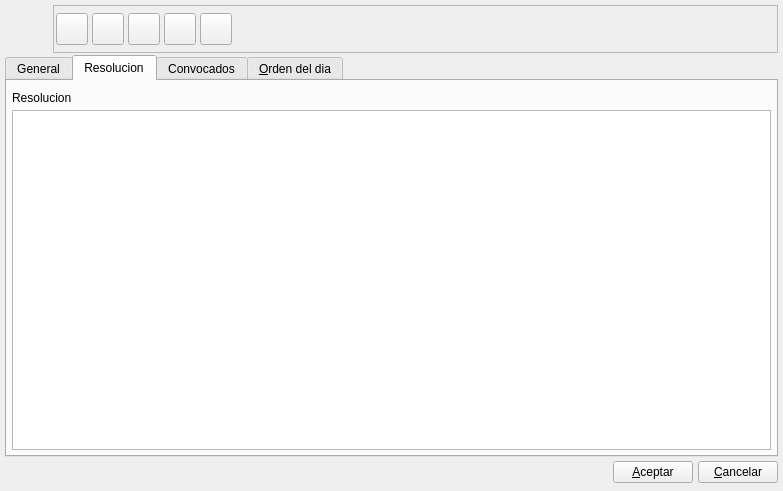
The window that bulmages/bulmafact/plugins/pluginbf_asociacion/convreunionbase.ui (eboladev/Bulmages-1) describes before a commit, drawn with Qt 5.
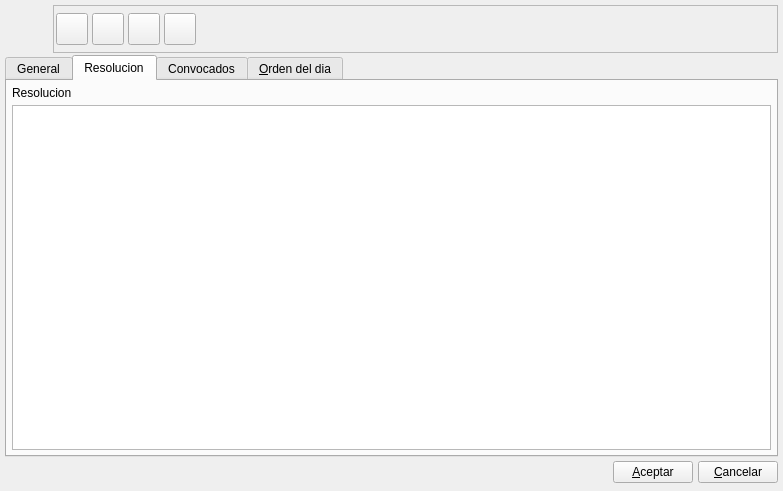
The same window after the commit. The open tabs and pages were chosen to show the change. Icons and pictures are not drawn. Custom widgets are drawn as their Qt base class.

```diff
--- a/bulmages/bulmafact/plugins/pluginbf_asociacion/convreunionbase.ui
+++ b/bulmages/bulmafact/plugins/pluginbf_asociacion/convreunionbase.ui
@@ -222,45 +222,7 @@
             <height>32</height>
            </size>
           </property>
-          <property name="shortcut" >
-           <string>Ctrl+D</string>
-          </property>
-         </widget>
-        </item>
-        <item>
-         <widget class="QToolButton" name="mui_impconvocatorias" >
-          <property name="minimumSize" >
-           <size>
-            <width>32</width>
-            <height>32</height>
-           </size>
-          </property>
-          <property name="maximumSize" >
-           <size>
-            <width>32</width>
-            <height>32</height>
-           </size>
-          </property>
-          <property name="toolTip" >
-           <string>Imprimir</string>
-          </property>
-          <property name="whatsThis" >
-           <string>Imprimir</string>
-          </property>
-          <property name="text" >
-           <string/>
-          </property>
-          <property name="icon" >
-           <iconset resource="../../../bulmages.qrc" >
-            <normaloff>:/Images/document-print.svg</normaloff>:/Images/document-print.svg</iconset>
-          </property>
-          <property name="iconSize" >
-           <size>
-            <width>32</width>
-            <height>32</height>
-           </size>
-          </property>
-          <property name="shortcut" >
+          <property name="shortcut">
            <string>Ctrl+D</string>
           </property>
          </widget>
@@ -393,16 +355,8 @@
        </item>
       </layout>
      </widget>
-     <widget class="QWidget" name="tabOtros" >
-      <property name="geometry" >
-       <rect>
-        <x>0</x>
-        <y>0</y>
-        <width>769</width>
-        <height>369</height>
-       </rect>
-      </property>
-      <attribute name="title" >
+     <widget class="QWidget" name="tabOtros">
+      <attribute name="title">
        <string>Resolucion</string>
       </attribute>
       <layout class="QGridLayout" name="_3" >
@@ -412,19 +366,9 @@
        <property name="spacing" >
         <number>5</number>
        </property>
-       <item row="0" column="0" colspan="3" >
-        <widget class="QFrame" name="m_frameplugin" >
-         <property name="frameShape" >
-          <enum>QFrame::StyledPanel</enum>
-         </property>
-         <property name="frameShadow" >
-          <enum>QFrame::Raised</enum>
-         </property>
-        </widget>
-       </item>
-       <item row="1" column="0" colspan="2" >
-        <widget class="QLabel" name="textLabel2_4_2_2" >
-         <property name="text" >
+       <item row="0" column="0" colspan="2">
+        <widget class="QLabel" name="textLabel2_4_2_2">
+         <property name="text">
           <string>Resolucion</string>
          </property>
          <property name="buddy" >
@@ -432,10 +376,10 @@
          </property>
         </widget>
        </item>
-       <item row="2" column="0" colspan="3" >
-        <widget class="QTextEdit" name="mui_resolucionreunion" >
-         <property name="sizePolicy" >
-          <sizepolicy vsizetype="Expanding" hsizetype="Expanding" >
+       <item row="1" column="0" colspan="3">
+        <widget class="QTextEdit" name="mui_resolucionreunion">
+         <property name="sizePolicy">
+          <sizepolicy hsizetype="Expanding" vsizetype="Expanding">
            <horstretch>0</horstretch>
            <verstretch>0</verstretch>
           </sizepolicy>
@@ -564,7 +508,7 @@
    </item>
   </layout>
  </widget>
- <layoutdefault spacing="4" margin="3" />
+ <layoutdefault spacing="4" margin="3"/>
  <customwidgets>
   <customwidget>
    <class>BfSubForm</class>
```
Left out of the diff: 320 changed lines with no effect on the pictures.
